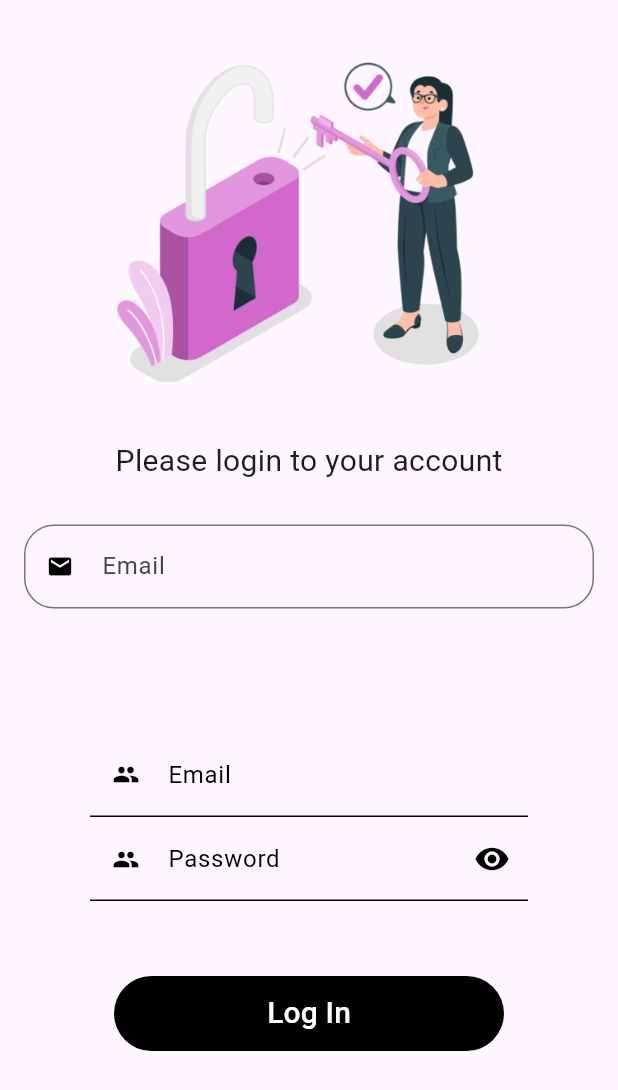
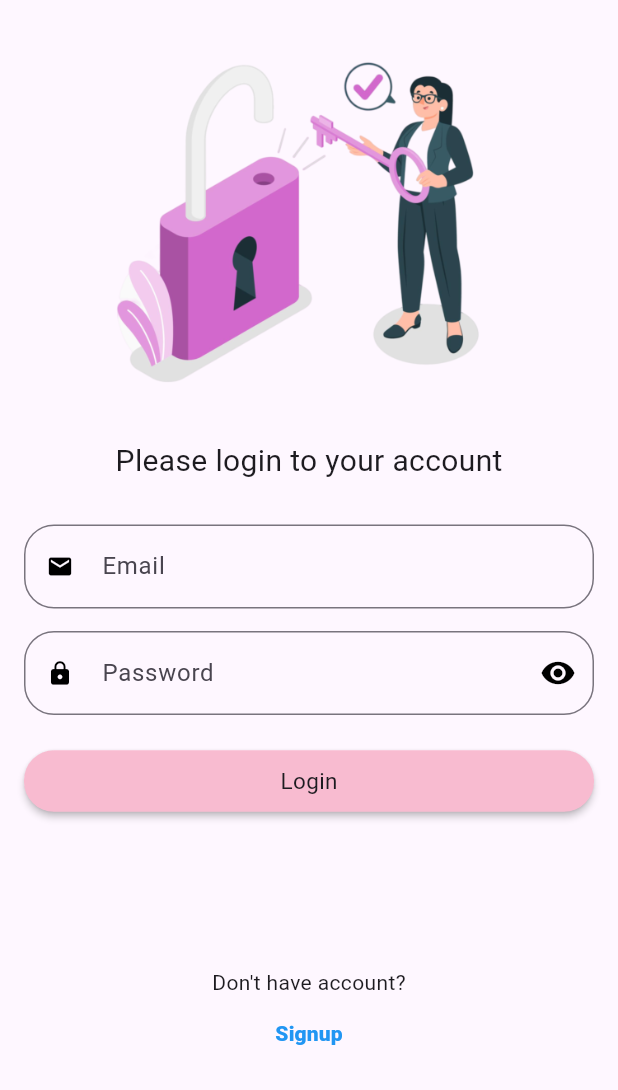
Before and after one commit to dimsumcoconut/shop, a Flutter app: the screen it shows after launch, on a phone screen of 412 x 824 dp. Shown: the top 1090 px of the screen. Run offline on Flutter 3.47's test engine with Material 3 defaults, Android fonts, the phone set to English and light mode, and no system bars.

Commit message:
login and register

```diff
--- a/lib/Screen/LogIn_Screen.dart
+++ b/lib/Screen/LogIn_Screen.dart
@@ -1,4 +1,6 @@
 import 'package:flutter/material.dart';
+import 'package:shop/Screen/HomeScreen.dart';
+import 'package:shop/Screen/RegisterScreen.dart';
 
 class LogInScreen extends StatefulWidget {
   const LogInScreen({super.key});
@@ -58,13 +60,22 @@ class _LogInScreenState extends State<LogInScreen> {
 
               Padding(
                 padding: const EdgeInsets.all(8.0),
-                child: TextFormField(
+                child: Column(
+                  mainAxisAlignment: MainAxisAlignment.spaceBetween,
+                  children: [
+                    const Row(
+                      crossAxisAlignment: CrossAxisAlignment.center,
+                      mainAxisAlignment: MainAxisAlignment.spaceBetween,
+                    ),
+                    TextFormField(
+                      controller: emailController,
+                      keyboardType: TextInputType.emailAddress,
                       decoration: InputDecoration(
                         focusedBorder: OutlineInputBorder(
                             borderSide: BorderSide(color: Colors.black),
                             borderRadius: BorderRadius.circular(20)),
                         hintText: "Email",
-                      // fillColor: Colors.black,
+                        // fillColor: Colors.amber,
                         // filled: true,
                         prefixIcon: Icon(
                           Icons.email,
@@ -72,7 +83,8 @@ class _LogInScreenState extends State<LogInScreen> {
                           size: 18,
                         ),
                         border: OutlineInputBorder(
-                          borderRadius: BorderRadius.circular(20),)
+                          borderRadius: BorderRadius.circular(20),
+                        ),
                         // border: OutlineInputBorder(
                         //   borderRadius: BorderRadius.circular(20),
                         // ),
@@ -81,150 +93,112 @@ class _LogInScreenState extends State<LogInScreen> {
                         // ),
                       ),
                       style: const TextStyle(
-                      fontWeight: FontWeight.normal,
-                      color: Colors.black),
+                          fontWeight: FontWeight.normal, color: Colors.black),
                     ),
-              ),
-
-              Container(
-                // width: 500,
-                margin: const EdgeInsets.symmetric(horizontal: 20),
-
-                padding:
-                    const EdgeInsets.symmetric(horizontal: 32, vertical: 75),
-                child: Column(
-                  mainAxisAlignment: MainAxisAlignment.spaceBetween,
-                  children: [
-                    const Row(
-                      crossAxisAlignment: CrossAxisAlignment.center,
-                      mainAxisAlignment: MainAxisAlignment.spaceBetween,
-                    ),
-                    TextFormField(
-                      decoration: const InputDecoration(
-                        enabledBorder: UnderlineInputBorder(
-                            borderSide: BorderSide(color: Colors.black)),
-                        focusedBorder: UnderlineInputBorder(
-                            borderSide: BorderSide(color: Colors.black)),
-                        prefixIcon: Icon(
-                          Icons.people,
-                          color: Colors.black,
-                          size: 18,
-                        ),
-                        label: Text(
-                          'Email',
-                          style: TextStyle(
-                              fontWeight: FontWeight.normal,
-                              color: Colors.black,
-                              fontSize: 16),
-                        ),
-                      ),
-                      style: const TextStyle(
-                          fontWeight: FontWeight.normal,
-                          color: Colors.black),
-                      // controller: emailController,
-                      // keyboardType: TextInputType.emailAddress,
-                      // decoration: const InputDecoration(
-                      //   enabledBorder: UnderlineInputBorder(
-                      //       borderSide: BorderSide(color: Colors.black)),
-                      //   focusedBorder: UnderlineInputBorder(
-                      //     borderSide: BorderSide(color: Colors.black),
-                      //   ),
-                      //   prefixIcon: Icon(
-                      //     Icons.email,
-                      //     color: Colors.black,
-                      //     size: 18,
-                      //   ),
-                      //   label: Text(
-                      //     'Email',
-                      //     style: TextStyle(
-                      //         fontWeight: FontWeight.normal,
-                      //         color: Colors.black,
-                      //         fontSize: 16),
-                      //   ),
-                      // ),
-                      // style: const TextStyle(
-                      //     fontWeight: FontWeight.normal, color: Colors.black),
-                      // validator: (value) {
-                      //   if (value!.isEmpty) {
-                      //     return "Email cannot be empty";
-                      //   }
-                      //   if (!RegExp("^[a-zA-Z0-9+_.-]+@[a-zA-Z0-9.-]+.[a-z]")
-                      //       .hasMatch(value)) {
-                      //     return ("Please enter a valid email");
-                      //   } else {
-                      //     return null;
-                      //   }
-                      // },
-                      // onSaved: (value) {
-                      //   emailController.text = value!;
-                      // },
-
-                    ),
+                    SizedBox(height: 15),
                     TextFormField(
                       controller: passwordController,
                       obscureText: _isSecurePassword,
                       decoration: InputDecoration(
-                        enabledBorder: const UnderlineInputBorder(
-                            borderSide: BorderSide(color: Colors.black)),
-                        focusedBorder: const UnderlineInputBorder(
-                            borderSide: BorderSide(color: Colors.black)),
-                        prefixIcon: const Icon(
-                          Icons.people,
+                        focusedBorder: OutlineInputBorder(
+                            borderSide: BorderSide(color: Colors.black),
+                            borderRadius: BorderRadius.circular(20)),
+                        hintText: "Password",
+                        // fillColor: Colors.amber,
+                        // filled: true,
+                        prefixIcon: Icon(
+                          Icons.lock,
                           color: Colors.black,
                           size: 18,
                         ),
                         suffixIcon: buttonPassword(),
-                        label: const Text(
-                          'Password',
-                          style: TextStyle(
-                              fontWeight: FontWeight.normal,
-                              color: Colors.black),
+
+                        border: OutlineInputBorder(
+                          borderRadius: BorderRadius.circular(20),
                         ),
+                        // border: OutlineInputBorder(
+                        //   borderRadius: BorderRadius.circular(20),
+                        // ),
+                        // focusedBorder: UnderlineInputBorder(
+                        //   borderSide: BorderSide(color: Colors.black),
+                        // ),
                       ),
-                      validator: (value) {
-                        RegExp regex = RegExp(r'^.{6,}$');
-                        if (value!.isEmpty) {
-                          return "Password cannot be empty";
-                        }
-                        if (!regex.hasMatch(value)) {
-                          return ("please enter valid password min. 6 character");
-                        } else {
-                          return null;
-                        }
-                      },
-                      onSaved: (value) {
-                        passwordController.text = value!;
-                      },
                       style: const TextStyle(
                           fontWeight: FontWeight.normal, color: Colors.black),
                     ),
-                    const SizedBox(height: 50),
+                    const SizedBox(height: 20),
+
+                    Container(
+                      width: double.infinity,
+                      child: RawMaterialButton(
+                        fillColor: Colors.pink[100],
+                        padding: const EdgeInsets.symmetric(vertical: 10),
+                        shape: RoundedRectangleBorder(
+                            borderRadius: BorderRadius.circular(20)),
+                        onPressed: () {
+                          Navigator.push(
+                              context,
+                              MaterialPageRoute(
+                                builder: (context) => const HomeScreen(),
+                              ));
+                        },
+                        child: Text("Login", style: TextStyle(fontSize: 15)),
+                      ),
+                      // decoration: BoxDecoration(
+                      //     color: Colors.black,
+                      //     borderRadius: BorderRadius.circular(100)),
+                      // child: const Center(
+                      //   child: Text("Log In",
+                      //       style: TextStyle(
+                      //         color: Colors.white,
+                      //         fontSize: 20,
+                      //       )),
+                      // ),
+                    ),
+
+                    SizedBox(height: 100),
+
+                    Text("Don't have account?"),
                     MaterialButton(
-                      shape: const RoundedRectangleBorder(
-                          borderRadius:
-                              BorderRadius.all(Radius.circular(20.0))),
-                      elevation: 5.0,
-                      height: 40,
                         onPressed: () {
-                        setState(() {
-                          visible = true;
-                        });
-                        // signIn(emailController.text, passwordController.text);
+                          Navigator.push(
+                              context,
+                              MaterialPageRoute(
+                                builder: (context) => const RegisterScreen(),
+                              ));
                         },
-                      child: Container(
-                        height: 50,
-                        decoration: BoxDecoration(
-                            color: Colors.black,
-                            borderRadius: BorderRadius.circular(100)),
-                        child: const Center(
-                          child: Text("Log In",
+                        child: const Text("Signup",
                         style: TextStyle(
-                                color: Colors.white,
-                                fontSize: 20,
-                              )),
-                        ),
-                      ),
-                    ),
+                          color: Colors.blue,
+                          fontWeight: FontWeight.w900
+                        ),))
+
+                    // MaterialButton(
+                    //   shape: const RoundedRectangleBorder(
+                    //       borderRadius:
+                    //           BorderRadius.all(Radius.circular(20.0))),
+                    //   elevation: 5.0,
+                    //   height: 40,
+                    //   onPressed: () {
+                    //     setState(() {
+                    //       visible = true;
+                    //     });
+                    //     // signIn(emailController.text, passwordController.text);
+                    //   },
+                    //   child: Container(
+                    //     height: 50,
+                    //     decoration: BoxDecoration(
+                    //         color: Colors.black,
+                    //         borderRadius: BorderRadius.circular(100)),
+                    //     child: const Center(
+                    //       child: Text("Log In",
+                    //           style: TextStyle(
+                    //             color: Colors.white,
+                    //             fontSize: 20,
+                    //           )),
+                    //     ),
+                    //   ),
+                    // ),
                   ],
                 ),
               ),
```
Also changed, not shown: lib/Screen/HomeScreen.dart (added, +18 -0 lines), lib/Screen/RegisterScreen.dart (added, +12 -0 lines). Lines whose indentation alone changed are shown as unchanged.
